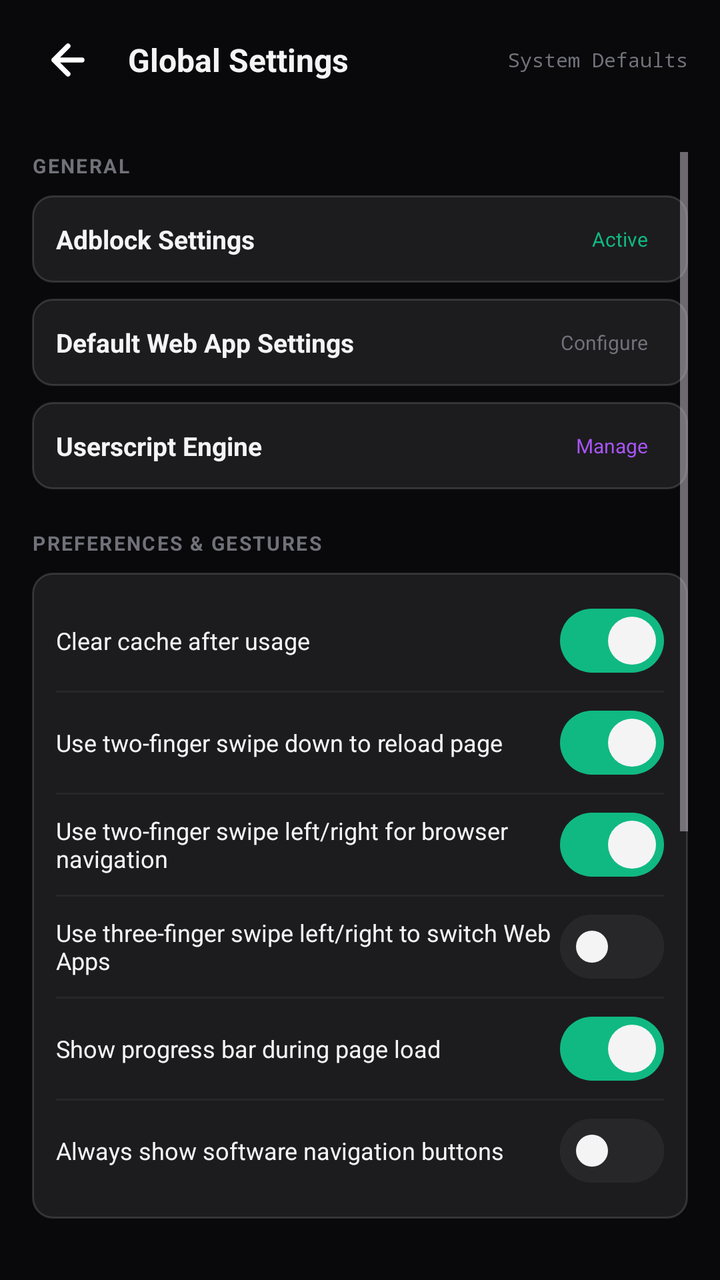
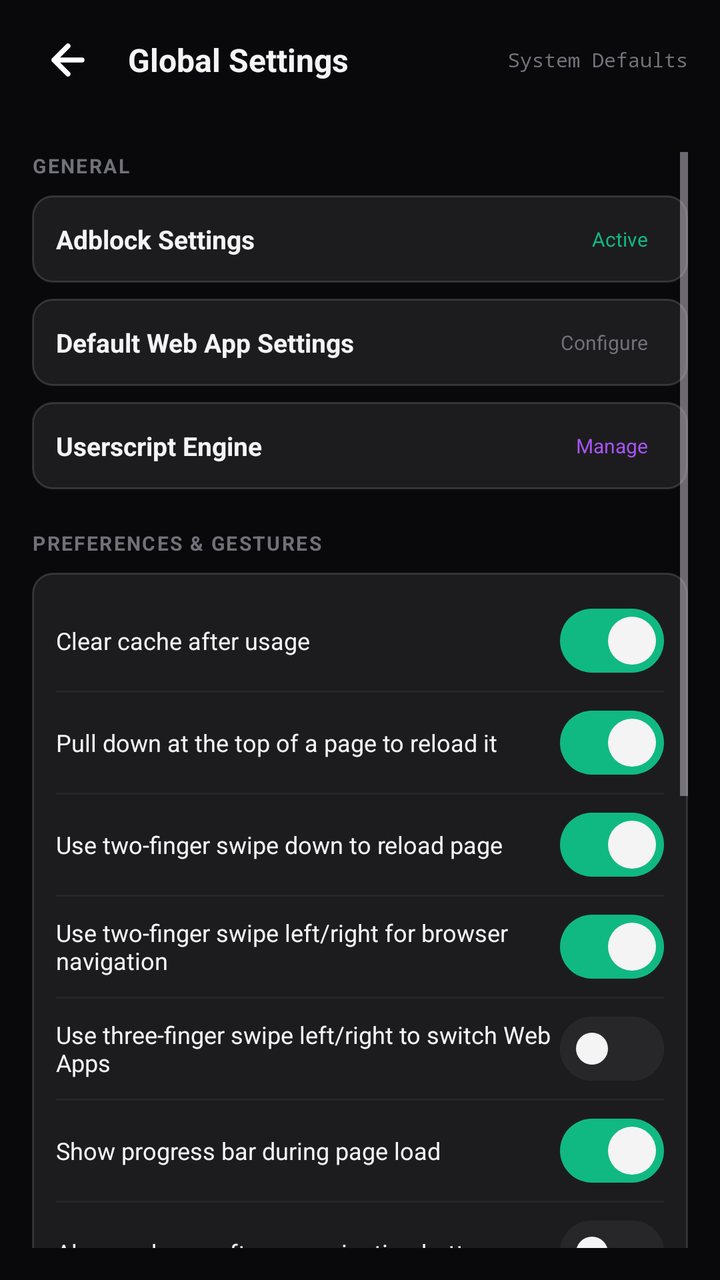

The first picture is an Android layout as it rendered before a commit; the second is the same layout after the commit. The layout source and the unified diff follow.
<!-- AndroidManifest.xml: application theme Theme.Scaffold -->
<!-- res/layout/activity_settings.xml -->
<?xml version="1.0" encoding="utf-8"?>
<LinearLayout xmlns:android="http://schemas.android.com/apk/res/android"
    xmlns:app="http://schemas.android.com/apk/res-auto"
    android:id="@+id/settings_root_layout"
    android:layout_width="match_parent"
    android:layout_height="match_parent"
    android:orientation="vertical"
    android:background="@color/bg_primary">

    
    <LinearLayout
        android:id="@+id/settings_header_layout"
        android:layout_width="match_parent"
        android:layout_height="wrap_content"
        android:orientation="horizontal"
        android:gravity="center_vertical"
        android:paddingHorizontal="16dp"
        android:paddingVertical="12dp"
        android:background="#15121215">

        <ImageButton
            android:id="@+id/settings_btn_back"
            android:layout_width="36dp"
            android:layout_height="36dp"
            android:background="?attr/selectableItemBackgroundBorderless"
            android:src="@drawable/ic_arrow_back"
            android:contentDescription="Back" />

        <TextView
            android:layout_width="0dp"
            android:layout_height="wrap_content"
            android:layout_weight="1"
            android:layout_marginStart="12dp"
            android:text="@string/global_settings"
            android:textColor="@color/text_primary"
            android:textSize="16sp"
            android:textStyle="bold" />

        <TextView
            android:layout_width="wrap_content"
            android:layout_height="wrap_content"
            android:text="System Defaults"
            android:textColor="@color/text_muted"
            android:textSize="10sp"
            android:fontFamily="monospace" />
    </LinearLayout>

    <ScrollView
        android:id="@+id/settings_scroll"
        android:layout_width="match_parent"
        android:layout_height="match_parent"
        android:padding="16dp">

        <LinearLayout
            android:layout_width="match_parent"
            android:layout_height="wrap_content"
            android:orientation="vertical"
            android:paddingBottom="32dp">

            
            <TextView
                android:layout_width="wrap_content"
                android:layout_height="wrap_content"
                android:text="GENERAL"
                android:textColor="@color/text_muted"
                android:textSize="10sp"
                android:textStyle="bold"
                android:letterSpacing="0.08" />

            
            <LinearLayout
                android:id="@+id/settings_row_adblock"
                android:layout_width="match_parent"
                android:layout_height="wrap_content"
                android:orientation="horizontal"
                android:gravity="center_vertical"
                android:background="@drawable/bg_card"
                android:foreground="?attr/selectableItemBackground"
                android:padding="12dp"
                android:layout_marginTop="8dp"
                android:clickable="true"
                android:focusable="true">

                <TextView
                    android:layout_width="0dp"
                    android:layout_height="wrap_content"
                    android:layout_weight="1"
                    android:text="Adblock Settings"
                    android:textColor="@color/text_primary"
                    android:textSize="13sp"
                    android:textStyle="bold" />

                <TextView
                    android:layout_width="wrap_content"
                    android:layout_height="wrap_content"
                    android:text="Active"
                    android:textColor="@color/accent_emerald"
                    android:textSize="10sp"
                    android:paddingHorizontal="8dp"
                    android:paddingVertical="3dp" />
            </LinearLayout>

            
            <LinearLayout
                android:id="@+id/settings_row_default_app"
                android:layout_width="match_parent"
                android:layout_height="wrap_content"
                android:orientation="horizontal"
                android:gravity="center_vertical"
                android:background="@drawable/bg_card"
                android:foreground="?attr/selectableItemBackground"
                android:padding="12dp"
                android:layout_marginTop="8dp"
                android:clickable="true"
                android:focusable="true">

                <TextView
                    android:layout_width="0dp"
                    android:layout_height="wrap_content"
                    android:layout_weight="1"
                    android:text="Default Web App Settings"
                    android:textColor="@color/text_primary"
                    android:textSize="13sp"
                    android:textStyle="bold" />

                <TextView
                    android:layout_width="wrap_content"
                    android:layout_height="wrap_content"
                    android:text="Configure"
                    android:textColor="@color/text_muted"
                    android:textSize="10sp"
                    android:paddingHorizontal="8dp"
                    android:paddingVertical="3dp" />
            </LinearLayout>

            
            <LinearLayout
                android:id="@+id/settings_row_userscripts"
                android:layout_width="match_parent"
                android:layout_height="wrap_content"
                android:orientation="horizontal"
                android:gravity="center_vertical"
                android:background="@drawable/bg_card"
                android:foreground="?attr/selectableItemBackground"
                android:padding="12dp"
                android:layout_marginTop="8dp"
                android:clickable="true"
                android:focusable="true">

                <TextView
                    android:layout_width="0dp"
                    android:layout_height="wrap_content"
                    android:layout_weight="1"
                    android:text="Userscript Engine"
                    android:textColor="@color/text_primary"
                    android:textSize="13sp"
                    android:textStyle="bold" />

                <TextView
                    android:layout_width="wrap_content"
                    android:layout_height="wrap_content"
                    android:text="Manage"
                    android:textColor="@color/accent_purple_bright"
                    android:textSize="10sp"
                    android:paddingHorizontal="8dp"
                    android:paddingVertical="3dp" />
            </LinearLayout>

            
            <TextView
                android:layout_width="wrap_content"
                android:layout_height="wrap_content"
                android:layout_marginTop="20dp"
                android:text="PREFERENCES &amp; GESTURES"
                android:textColor="@color/text_muted"
                android:textSize="10sp"
                android:textStyle="bold"
                android:letterSpacing="0.08" />

            <LinearLayout
                android:layout_width="match_parent"
                android:layout_height="wrap_content"
                android:orientation="vertical"
                android:background="@drawable/bg_card"
                android:padding="12dp"
                android:layout_marginTop="8dp">

                
                <LinearLayout
                    android:layout_width="match_parent"
                    android:layout_height="44dp"
                    android:orientation="horizontal"
                    android:gravity="center_vertical">

                    <TextView
                        android:layout_width="0dp"
                        android:layout_height="wrap_content"
                        android:layout_weight="1"
                        android:text="Clear cache after usage"
                        android:textColor="@color/text_primary"
                        android:textSize="12sp" />

                    <com.google.android.material.materialswitch.MaterialSwitch
                        android:id="@+id/settings_switch_clear_cache"
                        android:layout_width="wrap_content"
                        android:layout_height="wrap_content"
                        android:checked="true"
                        app:thumbTint="@color/text_primary"
                        app:trackTint="@color/switch_track" />
                </LinearLayout>

                <View
                    android:layout_width="match_parent"
                    android:layout_height="1dp"
                    android:background="@color/border_primary"
                    android:layout_marginVertical="3dp" />

                
                <LinearLayout
                    android:layout_width="match_parent"
                    android:layout_height="44dp"
                    android:orientation="horizontal"
                    android:gravity="center_vertical">

                    <TextView
                        android:layout_width="0dp"
                        android:layout_height="wrap_content"
                        android:layout_weight="1"
                        android:text="Use two-finger swipe down to reload page"
                        android:textColor="@color/text_primary"
                        android:textSize="12sp" />

                    <com.google.android.material.materialswitch.MaterialSwitch
                        android:id="@+id/settings_switch_reload_gesture"
                        android:layout_width="wrap_content"
                        android:layout_height="wrap_content"
                        android:checked="true"
                        app:thumbTint="@color/text_primary"
                        app:trackTint="@color/switch_track" />
                </LinearLayout>

                <View
                    android:layout_width="match_parent"
                    android:layout_height="1dp"
                    android:background="@color/border_primary"
                    android:layout_marginVertical="3dp" />

                
                <LinearLayout
                    android:layout_width="match_parent"
                    android:layout_height="44dp"
                    android:orientation="horizontal"
                    android:gravity="center_vertical">

                    <TextView
                        android:layout_width="0dp"
                        android:layout_height="wrap_content"
                        android:layout_weight="1"
                        android:text="Use two-finger swipe left/right for browser navigation"
                        android:textColor="@color/text_primary"
                        android:textSize="12sp" />

                    <com.google.android.material.materialswitch.MaterialSwitch
                        android:id="@+id/settings_switch_nav_gesture"
                        android:layout_width="wrap_content"
                        android:layout_height="wrap_content"
                        android:checked="true"
                        app:thumbTint="@color/text_primary"
                        app:trackTint="@color/switch_track" />
                </LinearLayout>

                <View
                    android:layout_width="match_parent"
                    android:layout_height="1dp"
                    android:background="@color/border_primary"
                    android:layout_marginVertical="3dp" />

                
                <LinearLayout
                    android:layout_width="match_parent"
                    android:layout_height="44dp"
                    android:orientation="horizontal"
                    android:gravity="center_vertical">

                    <TextView
                        android:layout_width="0dp"
                        android:layout_height="wrap_content"
                        android:layout_weight="1"
                        android:text="Use three-finger swipe left/right to switch Web Apps"
                        android:textColor="@color/text_primary"
                        android:textSize="12sp" />

                    <com.google.android.material.materialswitch.MaterialSwitch
                        android:id="@+id/settings_switch_app_switch_gesture"
                        android:layout_width="wrap_content"
                        android:layout_height="wrap_content"
                        android:checked="false"
                        app:thumbTint="@color/text_primary"
                        app:trackTint="@color/switch_track" />
                </LinearLayout>

                <View
                    android:layout_width="match_parent"
                    android:layout_height="1dp"
                    android:background="@color/border_primary"
                    android:layout_marginVertical="3dp" />

                
                <LinearLayout
                    android:layout_width="match_parent"
                    android:layout_height="44dp"
                    android:orientation="horizontal"
                    android:gravity="center_vertical">

                    <TextView
                        android:layout_width="0dp"
                        android:layout_height="wrap_content"
                        android:layout_weight="1"
                        android:text="Show progress bar during page load"
                        android:textColor="@color/text_primary"
                        android:textSize="12sp" />

                    <com.google.android.material.materialswitch.MaterialSwitch
                        android:id="@+id/settings_switch_progress_bar"
                        android:layout_width="wrap_content"
                        android:layout_height="wrap_content"
                        android:checked="true"
                        app:thumbTint="@color/text_primary"
                        app:trackTint="@color/switch_track" />
                </LinearLayout>

                <View
                    android:layout_width="match_parent"
                    android:layout_height="1dp"
                    android:background="@color/border_primary"
                    android:layout_marginVertical="3dp" />

                
                <LinearLayout
                    android:layout_width="match_parent"
                    android:layout_height="44dp"
                    android:orientation="horizontal"
                    android:gravity="center_vertical">

                    <TextView
                        android:layout_width="0dp"
                        android:layout_height="wrap_content"
                        android:layout_weight="1"
                        android:text="Always show software navigation buttons"
                        android:textColor="@color/text_primary"
                        android:textSize="12sp" />

                    <com.google.android.material.materialswitch.MaterialSwitch
                        android:id="@+id/settings_switch_software_nav"
                        android:layout_width="wrap_content"
                        android:layout_height="wrap_content"
                        android:checked="false"
                        app:thumbTint="@color/text_primary"
                        app:trackTint="@color/switch_track" />
                </LinearLayout>

            </LinearLayout>

            
            <TextView
                android:layout_width="wrap_content"
                android:layout_height="wrap_content"
                android:layout_marginTop="20dp"
                android:text="STORAGE &amp; CACHE"
                android:textColor="@color/text_muted"
                android:textSize="10sp"
                android:textStyle="bold"
                android:letterSpacing="0.08" />

            <LinearLayout
                android:layout_width="match_parent"
                android:layout_height="wrap_content"
                android:orientation="horizontal"
                android:gravity="center_vertical"
                android:background="@drawable/bg_card"
                android:padding="12dp"
                android:layout_marginTop="8dp">

                <LinearLayout
                    android:layout_width="0dp"
                    android:layout_height="wrap_content"
                    android:layout_weight="1"
                    android:orientation="vertical">

                    <TextView
                        android:layout_width="wrap_content"
                        android:layout_height="wrap_content"
                        android:text="Cached Web Data"
                        android:textColor="@color/text_primary"
                        android:textSize="13sp"
                        android:textStyle="bold" />

                    <TextView
                        android:id="@+id/settings_tv_cache_size"
                        android:layout_width="wrap_content"
                        android:layout_height="wrap_content"
                        android:layout_marginTop="1dp"
                        android:text="Calculating... (500 MB auto-purge threshold)"
                        android:textColor="@color/text_muted"
                        android:textSize="10sp"
                        android:fontFamily="monospace" />
                </LinearLayout>

                <TextView
                    android:id="@+id/settings_btn_clear_cache"
                    android:layout_width="wrap_content"
                    android:layout_height="wrap_content"
                    android:text="Clear Cache"
                    android:textColor="@color/accent_rose"
                    android:textSize="12sp"
                    android:textStyle="bold"
                    android:padding="6dp" />
            </LinearLayout>

            <LinearLayout
                android:layout_width="match_parent"
                android:layout_height="wrap_content"
                android:orientation="horizontal"
                android:gravity="center_vertical"
                android:background="@drawable/bg_card"
                android:padding="12dp"
                android:layout_marginTop="8dp">

                <LinearLayout
                    android:layout_width="0dp"
                    android:layout_height="wrap_content"
                    android:layout_weight="1"
                    android:orientation="vertical">

                    <TextView
                        android:layout_width="wrap_content"
                        android:layout_height="wrap_content"
                        android:text="Auto-clear at 500 MB"
                        android:textColor="@color/text_primary"
                        android:textSize="13sp"
                        android:textStyle="bold" />

                    <TextView
                        android:layout_width="wrap_content"
                        android:layout_height="wrap_content"
                        android:layout_marginTop="1dp"
                        android:text="Logins and cookies are kept"
                        android:textColor="@color/text_muted"
                        android:textSize="10sp" />
                </LinearLayout>

                <com.google.android.material.materialswitch.MaterialSwitch
                    android:id="@+id/settings_switch_auto_purge"
                    android:layout_width="wrap_content"
                    android:layout_height="wrap_content"
                    app:thumbTint="@color/text_primary"
                    app:trackTint="@color/switch_track" />
            </LinearLayout>

            
            <TextView
                android:layout_width="wrap_content"
                android:layout_height="wrap_content"
                android:layout_marginTop="20dp"
                android:text="BACKUP &amp; PORTABILITY"
                android:textColor="@color/text_muted"
                android:textSize="10sp"
                android:textStyle="bold"
                android:letterSpacing="0.08" />

            <LinearLayout
                android:layout_width="match_parent"
                android:layout_height="wrap_content"
                android:orientation="horizontal"
                android:layout_marginTop="8dp">

                <TextView
                    android:id="@+id/settings_btn_export"
                    android:layout_width="0dp"
                    android:layout_height="40dp"
                    android:layout_weight="1"
                    android:background="@drawable/bg_card"
                    android:foreground="?attr/selectableItemBackground"
                    android:gravity="center"
                    android:text="Export Settings &amp; Web Apps"
                    android:textColor="@color/text_primary"
                    android:textSize="11sp"
                    android:textStyle="bold"
                    android:clickable="true"
                    android:focusable="true" />

                <TextView
                    android:id="@+id/settings_btn_import"
                    android:layout_width="0dp"
                    android:layout_height="40dp"
                    android:layout_weight="1"
                    android:layout_marginStart="8dp"
                    android:background="@drawable/bg_card"
                    android:foreground="?attr/selectableItemBackground"
                    android:gravity="center"
                    android:text="Import Settings &amp; Web Apps"
                    android:textColor="@color/text_primary"
                    android:textSize="11sp"
                    android:textStyle="bold"
                    android:clickable="true"
                    android:focusable="true" />
            </LinearLayout>

            
            <TextView
                android:layout_width="wrap_content"
                android:layout_height="wrap_content"
                android:layout_marginTop="20dp"
                android:text="ABOUT &amp; SYSTEM"
                android:textColor="@color/text_muted"
                android:textSize="10sp"
                android:textStyle="bold"
                android:letterSpacing="0.08" />

            <LinearLayout
                android:id="@+id/settings_row_about"
                android:layout_width="match_parent"
                android:layout_height="wrap_content"
                android:orientation="horizontal"
                android:gravity="center_vertical"
                android:background="@drawable/bg_card"
                android:foreground="?attr/selectableItemBackground"
                android:padding="12dp"
                android:layout_marginTop="8dp"
                android:clickable="true"
                android:focusable="true">

                <TextView
                    android:layout_width="0dp"
                    android:layout_height="wrap_content"
                    android:layout_weight="1"
                    android:text="About ֆ𝖈𝖗𝖆𝖋𝖋𝖔𝖑𝖉 &amp; Licenses"
                    android:textColor="@color/text_primary"
                    android:textSize="13sp"
                    android:textStyle="bold" />

                <TextView
                    android:id="@+id/settings_tv_about_version"
                    android:layout_width="wrap_content"
                    android:layout_height="wrap_content"
                    android:text="@string/release_stage"
                    android:textColor="@color/accent_emerald"
                    android:textSize="11sp"
                    android:fontFamily="monospace" />
            </LinearLayout>

        </LinearLayout>
    </ScrollView>

</LinearLayout>
<!-- resources referenced by this layout -->
<resources>
  <color name="accent_emerald">#10B981</color>
  <color name="accent_purple_bright">#A855F7</color>
  <color name="accent_rose">#F43F5E</color>
  <color name="bg_primary">#09090B</color>
  <color name="border_primary">#27272A</color>
  <color name="text_muted">#71717A</color>
  <color name="text_primary">#F4F4F5</color>
  <!-- drawable bg_card (drawable) -->
  <?xml version="1.0" encoding="utf-8"?>
  <shape xmlns:android="http://schemas.android.com/apk/res/android"
      android:shape="rectangle">
      <solid android:color="#14FFFFFF" />
      <stroke
          android:width="1dp"
          android:color="#24FFFFFF" />
      <corners android:radius="10dp" />
  </shape>
  <!-- drawable ic_arrow_back (drawable) -->
  <vector xmlns:android="http://schemas.android.com/apk/res/android"
      android:width="24dp"
      android:height="24dp"
      android:viewportWidth="24"
      android:viewportHeight="24">
      <path
          android:strokeColor="#FFFFFF"
          android:strokeWidth="2.5"
          android:strokeLineCap="round"
          android:strokeLineJoin="round"
          android:pathData="M19,12 L5,12 M12,19 L5,12 L12,5" />
  </vector>
  <string name="global_settings">Global Settings</string>
  <string name="release_stage">Beta</string>
  <style name="Theme.Scaffold" parent="Theme.Material3.Dark.NoActionBar">
          
          <item name="android:windowBackground">@color/bg_primary</item>
          <item name="android:statusBarColor">@color/bg_primary</item>
          <item name="android:navigationBarColor">@color/bg_primary</item>
          <item name="android:windowLightStatusBar">false</item>
          <item name="android:windowLightNavigationBar">false</item>
  
          
          <item name="colorPrimary">@color/accent_emerald</item>
          <item name="colorOnPrimary">@color/text_on_accent</item>
          <item name="colorSurface">@color/bg_surface</item>
          <item name="colorOnSurface">@color/text_primary</item>
          <item name="colorOutline">@color/border_primary</item>
          <item name="alertDialogTheme">@style/ThemeOverlay.Scaffold.AlertDialog</item>
      </style>
  <color name="text_on_accent">#000000</color>
  <color name="bg_surface">#121215</color>
  <style name="ThemeOverlay.Scaffold.AlertDialog" parent="ThemeOverlay.AppCompat.Dialog.Alert">
          <item name="android:windowBackground">@drawable/bg_dialog_glass</item>
          <item name="colorAccent">@color/accent_emerald</item>
          <item name="colorPrimary">@color/accent_emerald</item>
          <item name="android:textColorPrimary">@color/text_primary</item>
          <item name="android:textColorSecondary">@color/text_secondary</item>
          <item name="android:backgroundDimAmount">0.5</item>
      </style>
  <!-- drawable bg_dialog_glass (drawable) -->
  <?xml version="1.0" encoding="utf-8"?>
  <inset xmlns:android="http://schemas.android.com/apk/res/android"
      android:insetLeft="20dp"
      android:insetRight="20dp"
      android:insetTop="24dp"
      android:insetBottom="24dp">
      <shape android:shape="rectangle">
          <gradient
              android:angle="315"
              android:startColor="#F2211A36"
              android:endColor="#F212101C" />
          <corners android:radius="20dp" />
          <stroke
              android:width="1dp"
              android:color="#33FFFFFF" />
      </shape>
  </inset>
  <color name="text_secondary">#A1A1AA</color>
</resources>

<!-- the commit's change to res/layout/activity_settings.xml (unified diff, before → after) -->
@@ -226,6 +226,36 @@
                         android:layout_width="0dp"
                         android:layout_height="wrap_content"
                         android:layout_weight="1"
+                        android:text="Pull down at the top of a page to reload it"
+                        android:textColor="@color/text_primary"
+                        android:textSize="12sp" />
+
+                    <com.google.android.material.materialswitch.MaterialSwitch
+                        android:id="@+id/settings_switch_pull_reload"
+                        android:layout_width="wrap_content"
+                        android:layout_height="wrap_content"
+                        android:checked="true"
+                        app:thumbTint="@color/text_primary"
+                        app:trackTint="@color/switch_track" />
+                </LinearLayout>
+
+                <View
+                    android:layout_width="match_parent"
+                    android:layout_height="1dp"
+                    android:background="@color/border_primary"
+                    android:layout_marginVertical="3dp" />
+
+                
+                <LinearLayout
+                    android:layout_width="match_parent"
+                    android:layout_height="44dp"
+                    android:orientation="horizontal"
+                    android:gravity="center_vertical">
+
+                    <TextView
+                        android:layout_width="0dp"
+                        android:layout_height="wrap_content"
+                        android:layout_weight="1"
                         android:text="Use two-finger swipe down to reload page"
                         android:textColor="@color/text_primary"
                         android:textSize="12sp" />
